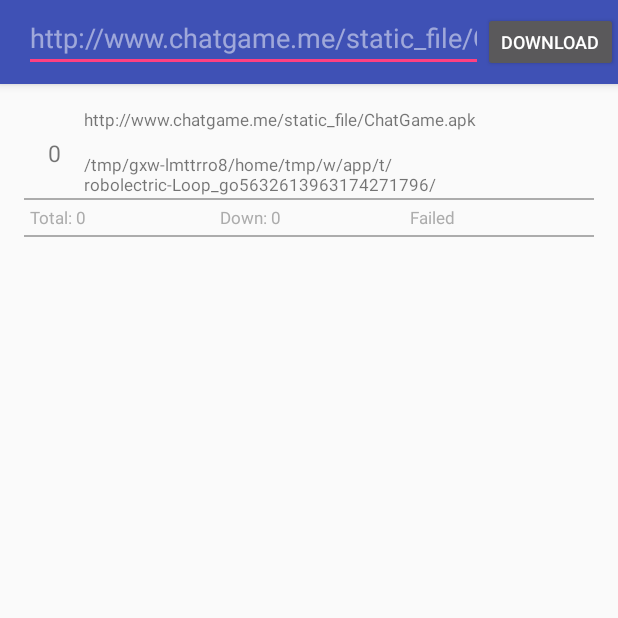
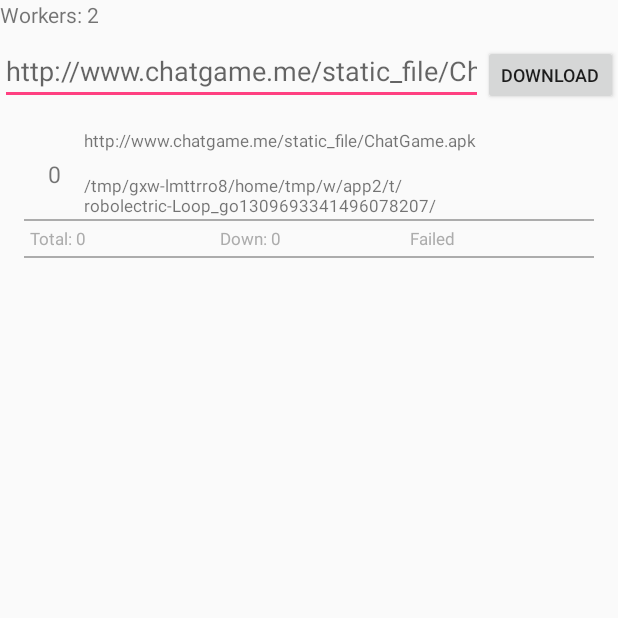
Before and after one commit to ChatGame/Tug, an Android app: the screen it shows after launch (MainActivity before the commit, TugTestActivity after it), after a tap on "DOWNLOAD", on a phone screen of 412 x 824 dp, the top half of it. Run offline under Robolectric (Android 15) with nearby library versions, the phone set to English and light mode, and no system bars.

Commit message:
display workers num

```diff
--- a/app/src/main/AndroidManifest.xml
+++ b/app/src/main/AndroidManifest.xml
@@ -12,7 +12,7 @@
         android:supportsRtl="true"
         android:theme="@style/AppTheme">
         <activity
-            android:name=".MainActivity"
+            android:name=".TugTestActivity"
             android:label="@string/app_name"
             android:theme="@style/AppTheme.NoActionBar">
             <intent-filter>
--- a/app/src/main/java/me/chatgame/mobilecg/DownloadListAdapter.java
+++ b/app/src/main/java/me/chatgame/mobilecg/DownloadListAdapter.java
@@ -56,7 +56,7 @@ public class DownloadListAdapter extends RecyclerView.Adapter<DownloadListAdapte
 
     @Override
     public ViewHolder onCreateViewHolder(ViewGroup parent, int viewType) {
-        View view = inflater.inflate(R.layout.view_download_item, null);
+        View view = inflater.inflate(R.layout.view_tug_test_download_item, null);
         return new ViewHolder(view);
     }
 
--- a/app/src/main/java/me/chatgame/mobilecg/MainActivity.java
+++ b/app/src/main/java/me/chatgame/mobilecg/TugTestActivity.java
@@ -8,6 +8,7 @@ import android.support.v7.widget.RecyclerView;
 import android.text.TextUtils;
 import android.view.View;
 import android.widget.EditText;
+import android.widget.TextView;
 import android.widget.Toast;
 
 import me.chatgame.mobilecg.tug.DownloadListener;
@@ -18,7 +19,7 @@ import me.chatgame.mobilecg.tug.util.LogUtil;
 /**
  * Created by star on 16/4/7.
  */
-public class MainActivity extends Activity implements DownloadListener {
+public class TugTestActivity extends Activity implements DownloadListener {
 
     private RecyclerView recyclerView;
     private DownloadListAdapter adapter;
@@ -26,7 +27,7 @@ public class MainActivity extends Activity implements DownloadListener {
     @Override
     protected void onCreate(Bundle savedInstanceState) {
         super.onCreate(savedInstanceState);
-        setContentView(R.layout.activity_main);
+        setContentView(R.layout.activity_tug_test);
 
         Tug tug = new Tug.Builder(this).setNeedLog(true).setThreads(2).build();
         Tug.setInstance(tug);
@@ -42,6 +43,9 @@ public class MainActivity extends Activity implements DownloadListener {
         adapter.setTasks(Tug.getInstance().getAllTasksInDb());
 
         inputEdit = (EditText) findViewById(R.id.url_input);
+        TextView tugWorkerNumTv = (TextView) findViewById(R.id.tug_worker_num);
+        tugWorkerNumTv.setText("Workers: " + Tug.getInstance().getCurrentWorkerNum());
+
         View button = findViewById(R.id.download_button);
         button.setOnClickListener(new View.OnClickListener() {
             @Override
@@ -55,12 +59,12 @@ public class MainActivity extends Activity implements DownloadListener {
                     Uri uri = Uri.parse(url);
                     String fileName = uri.getLastPathSegment();
                     LogUtil.logD("filename: %s", fileName);
-                    TugTask task = Tug.getInstance().addTask(url, TugTask.FileType.FILE, null, fileName, MainActivity.this);
+                    TugTask task = Tug.getInstance().addTask(url, TugTask.FileType.FILE, null, fileName, TugTestActivity.this);
                     if (task != null) {
                         adapter.addTask(task);
                     }
                 } else {
-                    Toast.makeText(MainActivity.this, "Pls input valid url", Toast.LENGTH_SHORT).show();
+                    Toast.makeText(TugTestActivity.this, "Pls input valid url", Toast.LENGTH_SHORT).show();
                 }
                 inputEdit.setText("");
             }
@@ -132,4 +136,10 @@ public class MainActivity extends Activity implements DownloadListener {
             }
         });
     }
+
+    @Override
+    protected void onDestroy() {
+        super.onDestroy();
+        Tug.getInstance().removeListener(this);
+    }
 }
--- a/app/src/main/res/layout/activity_main.xml
+++ /dev/null
@@ -1,52 +0,0 @@
-<?xml version="1.0" encoding="utf-8"?>
-<android.support.design.widget.CoordinatorLayout xmlns:android="http://schemas.android.com/apk/res/android"
-    xmlns:app="http://schemas.android.com/apk/res-auto"
-    xmlns:tools="http://schemas.android.com/tools"
-    android:layout_width="match_parent"
-    android:layout_height="match_parent"
-    android:fitsSystemWindows="true"
-    tools:context="mobilecg.chatgame.me.tug.MainActivity">
-
-    <android.support.design.widget.AppBarLayout
-        android:layout_width="match_parent"
-        android:layout_height="wrap_content"
-        android:theme="@style/AppTheme.AppBarOverlay">
-
-        <android.support.v7.widget.Toolbar
-            android:id="@+id/toolbar"
-            android:layout_width="match_parent"
-            android:layout_height="?attr/actionBarSize"
-            android:background="?attr/colorPrimary"
-            app:popupTheme="@style/AppTheme.PopupOverlay">
-
-            <RelativeLayout
-                android:layout_width="match_parent"
-                android:layout_height="match_parent">
-
-                <EditText
-                    android:id="@+id/url_input"
-                    android:layout_centerVertical="true"
-                    android:layout_toLeftOf="@+id/download_button"
-                    android:layout_toStartOf="@+id/download_button"
-                    android:inputType="textUri"
-                    android:hint="http://www.chatgame.me/static_file/ChatGame.apk"
-                    android:layout_width="match_parent"
-                    android:layout_height="40dp" />
-
-                <Button
-                    android:id="@+id/download_button"
-                    android:layout_alignParentRight="true"
-                    android:layout_alignParentEnd="true"
-                    android:layout_centerVertical="true"
-                    android:text="Download"
-                    android:textSize="12dp"
-                    android:layout_width="wrap_content"
-                    android:layout_height="40dp" />
-            </RelativeLayout>
-        </android.support.v7.widget.Toolbar>
-
-    </android.support.design.widget.AppBarLayout>
-
-    <include layout="@layout/content_main" />
-
-</android.support.design.widget.CoordinatorLayout>
--- /dev/null
+++ b/app/src/main/res/layout/activity_tug_test.xml
@@ -0,0 +1,46 @@
+<?xml version="1.0" encoding="utf-8"?>
+<RelativeLayout xmlns:android="http://schemas.android.com/apk/res/android"
+    xmlns:app="http://schemas.android.com/apk/res-auto"
+    xmlns:tools="http://schemas.android.com/tools"
+    android:layout_width="match_parent"
+    android:layout_height="match_parent"
+    android:fitsSystemWindows="true">
+
+    <RelativeLayout
+        android:id="@+id/id_tug_title"
+        android:layout_width="match_parent"
+        android:layout_height="wrap_content">
+        <TextView
+            android:id="@+id/tug_worker_num"
+            android:layout_width="match_parent"
+            android:layout_height="30dp" />
+
+        <EditText
+            android:id="@+id/url_input"
+            android:layout_width="match_parent"
+            android:layout_height="40dp"
+            android:layout_below="@+id/tug_worker_num"
+            android:layout_toLeftOf="@+id/download_button"
+            android:layout_toStartOf="@+id/download_button"
+            android:hint="http://www.chatgame.me/static_file/ChatGame.apk"
+            android:inputType="textUri" />
+
+        <Button
+            android:id="@+id/download_button"
+            android:layout_width="wrap_content"
+            android:layout_height="40dp"
+            android:layout_alignParentEnd="true"
+            android:layout_alignParentRight="true"
+            android:layout_below="@id/tug_worker_num"
+            android:text="Download"
+            android:textSize="12dp" />
+
+    </RelativeLayout>
+
+    <include
+        android:layout_below="@+id/id_tug_title"
+        android:layout_width="match_parent"
+        android:layout_height="match_parent"
+        layout="@layout/tug_test_content_main" />
+
+</RelativeLayout>
--- a/app/src/main/res/layout/content_main.xml
+++ b/app/src/main/res/layout/tug_test_content_main.xml
@@ -10,7 +10,7 @@
     android:paddingTop="@dimen/activity_vertical_margin"
     app:layout_behavior="@string/appbar_scrolling_view_behavior"
     tools:context="mobilecg.chatgame.me.tug.MainActivity"
-    tools:showIn="@layout/activity_main">
+    tools:showIn="@layout/activity_tug_test">
 
     <android.support.v7.widget.RecyclerView
         android:id="@+id/download_list"
--- a/tugcore/build.gradle
+++ b/tugcore/build.gradle
@@ -5,7 +5,7 @@ android {
     buildToolsVersion "23.0.1"
 
     defaultConfig {
-        minSdkVersion 15
+        minSdkVersion 9
         targetSdkVersion 23
         versionCode 1
         versionName "1.0"
--- a/tugcore/src/main/AndroidManifest.xml
+++ b/tugcore/src/main/AndroidManifest.xml
@@ -1,5 +1,5 @@
 <manifest xmlns:android="http://schemas.android.com/apk/res/android"
-    package="mobilecg.chatgame.me.tugcore">
+    package="me.chatgame.mobilecg.tugcore">
 
     <application
         android:allowBackup="true"
--- a/tugcore/src/main/java/me/chatgame/mobilecg/tug/Tug.java
+++ b/tugcore/src/main/java/me/chatgame/mobilecg/tug/Tug.java
@@ -5,6 +5,7 @@ import android.text.TextUtils;
 
 import java.io.File;
 import java.util.ArrayList;
+import java.util.Collection;
 import java.util.HashMap;
 import java.util.HashSet;
 import java.util.List;
@@ -114,6 +115,24 @@ public class Tug {
         Set<DownloadListener> list = listenerMap.get(url);
         if (list != null) {
             list.remove(listener);
+        }
+    }
+
+    /**
+     * Remove specified listener from all urls
+     * @param listener
+     */
+    public synchronized void removeListener(DownloadListener listener) {
+        if (listener == null) {
+            return;
+        }
+        Collection<Set<DownloadListener>> collection = listenerMap.values();
+        if (collection != null) {
+            for (Set<DownloadListener> listenerSet : collection) {
+                if (listenerSet != null) {
+                    listenerSet.remove(listener);
+                }
+            }
         }
     }
 
@@ -420,6 +439,10 @@ public class Tug {
         }
     }
 
+    public int getCurrentWorkerNum() {
+        return workers.size();
+    }
+
     public static class Builder {
         private int threads = 2;
         private String rootPath;
```
Also changed, not shown: app/src/main/res/layout/view_tug_test_download_item.xml (renamed from app/src/main/res/layout/view_download_item.xml).
